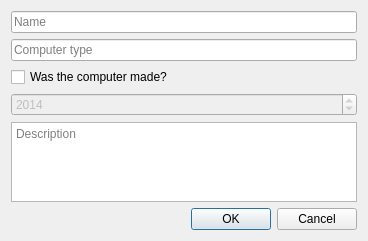
Old version of the form Verklegt2014/AddComputerDialog.ui in the repository Tagl/Verklegt2014.
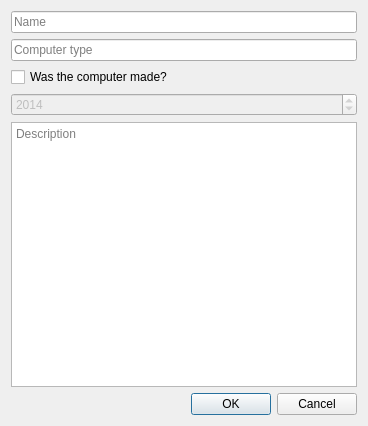
New version of the form.

Commit message: some ui design issues

What changed in the file:
```diff
--- a/Verklegt2014/AddComputerDialog.ui
+++ b/Verklegt2014/AddComputerDialog.ui
@@ -7,7 +7,7 @@
     <x>0</x>
     <y>0</y>
     <width>368</width>
-    <height>241</height>
+    <height>426</height>
    </rect>
   </property>
   <property name="windowTitle">
@@ -59,6 +59,15 @@
    </item>
    <item>
     <widget class="QPlainTextEdit" name="Description">
+     <property name="enabled">
+      <bool>true</bool>
+     </property>
+     <property name="minimumSize">
+      <size>
+       <width>344</width>
+       <height>243</height>
+      </size>
+     </property>
      <property name="placeholderText">
       <string>Description</string>
      </property>
```
The commit also changes 4 other files.
